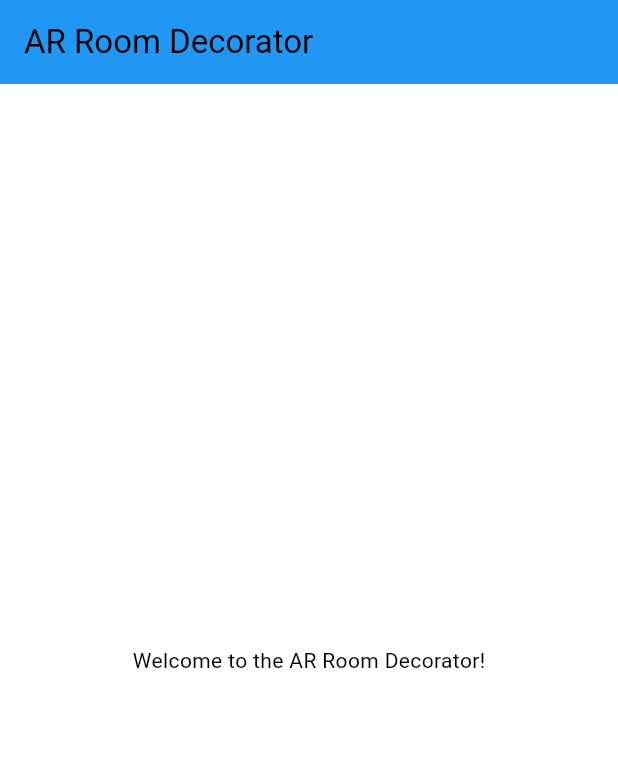
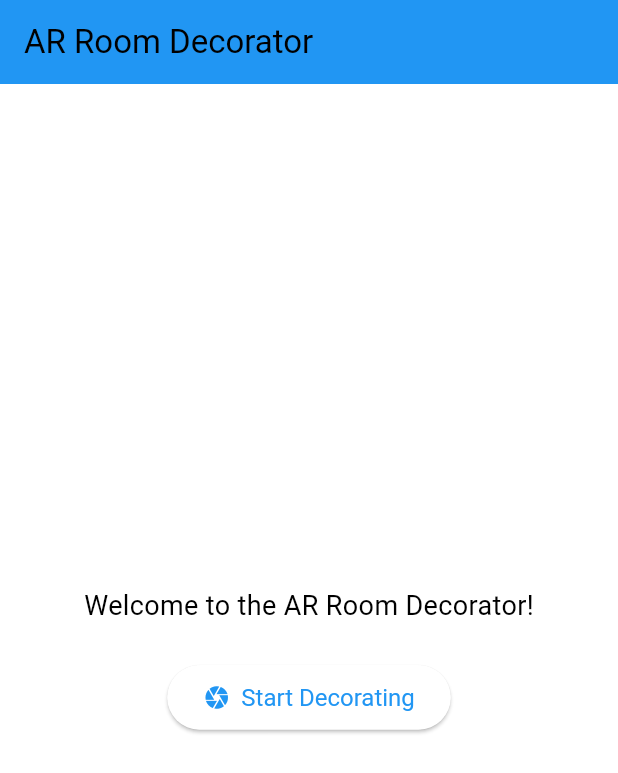
Before and after one commit to Abhishek00p/AR-Room-Decorator, a Flutter app: the screen it shows after launch, on a phone screen of 412 x 824 dp. Shown: the top 773 px of the screen. Run offline on Flutter 3.47's test engine with Material 3 defaults, Android fonts, the phone set to English and light mode, and no system bars; our stand-ins replace bloc, equatable, flutter_bloc, go_router, permission_handler; missing offline and left inert: ar_flutter_plugin.

Commit message:
feat: Implement AR Foundation Setup (Phase 2)
This commit establishes the foundational setup for the Augmented Reality features of the application.

- Configures Android (`AndroidManifest.xml`) and iOS (`Info.plist`) for ARCore and ARKit, respectively. This includes adding camera permissions, AR feature requirements, and device capability restrictions.
- Creates a `PermissionManager` utility to handle camera permission requests at runtime.
- Implements the `ARViewPage` which serves as the main screen for the AR experience, displaying the camera feed.
- Sets up an `ARSessionBloc` to manage the state of the AR session (e.g., loading, active, error).
- Configures the `ar_flutter_plugin` to perform horizontal plane detection and provides a default visualization for detected surfaces.
- Updates the app's navigation using `go_router` to include a route to the `ARViewPage`.
- Adds a button to the `HomePage` to allow users to navigate to the AR screen.

```diff
--- a/lib/core/utils/app_router.dart
+++ b/lib/core/utils/app_router.dart
@@ -1,6 +1,7 @@
 import 'package:flutter/material.dart';
 import 'package:go_router/go_router.dart';
-import '../../presentation/pages/home_page.dart';
+import 'package:room_decorator/presentation/pages/ar_view_page.dart';
+import 'package:room_decorator/presentation/pages/home_page.dart';
 
 class AppRouter {
   static final GoRouter router = GoRouter(
@@ -10,6 +11,14 @@ class AppRouter {
         builder: (BuildContext context, GoRouterState state) {
           return const HomePage();
         },
+        routes: <GoRoute>[
+          GoRoute(
+            path: 'ar_view',
+            builder: (BuildContext context, GoRouterState state) {
+              return const ARViewPage();
+            },
+          ),
+        ],
       ),
     ],
   );
--- a/lib/presentation/pages/home_page.dart
+++ b/lib/presentation/pages/home_page.dart
@@ -1,4 +1,5 @@
 import 'package:flutter/material.dart';
+import 'package:go_router/go_router.dart';
 
 class HomePage extends StatelessWidget {
   const HomePage({Key? key}) : super(key: key);
@@ -9,8 +10,27 @@ class HomePage extends StatelessWidget {
       appBar: AppBar(
         title: const Text('AR Room Decorator'),
       ),
-      body: const Center(
-        child: Text('Welcome to the AR Room Decorator!'),
+      body: Center(
+        child: Column(
+          mainAxisAlignment: MainAxisAlignment.center,
+          children: [
+            const Text(
+              'Welcome to the AR Room Decorator!',
+              style: TextStyle(fontSize: 18),
+            ),
+            const SizedBox(height: 24),
+            ElevatedButton.icon(
+              onPressed: () => context.go('/ar_view'),
+              icon: const Icon(Icons.camera),
+              label: const Text('Start Decorating'),
+              style: ElevatedButton.styleFrom(
+                padding:
+                    const EdgeInsets.symmetric(horizontal: 24, vertical: 12),
+                textStyle: const TextStyle(fontSize: 16),
+              ),
+            ),
+          ],
+        ),
       ),
     );
   }
--- a/pubspec.yaml
+++ b/pubspec.yaml
@@ -70,7 +70,7 @@ dependencies:
   # Utilities
   dartz: ^0.10.1              # Functional programming
   logger: ^2.0.2              # Logging
-  permission_handler: ^10.1.0 # Permissions
+  permission_handler: ^11.0.1  # Permissions
 
   # Social Sharing
   share_plus: ^7.2.1
```
Also changed, not shown: lib/core/utils/permission_manager.dart (added, +13 -0 lines), lib/presentation/bloc/ar_session_bloc.dart (added, +55 -0 lines), lib/presentation/bloc/ar_session_event.dart (added, +21 -0 lines), lib/presentation/bloc/ar_session_state.dart (added, +30 -0 lines), lib/presentation/pages/ar_view_page.dart (added, +103 -0 lines), pubspec.lock, 2 other files.
